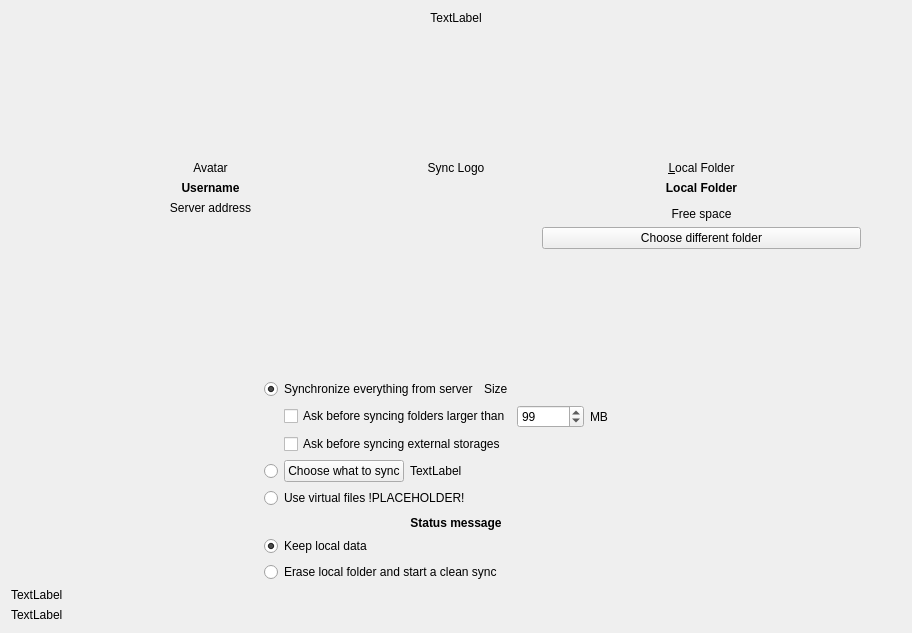
This is src/gui/wizard/owncloudadvancedsetuppage.ui in nextcloud/desktop as Qt 5 draws it before an edit. The edited form follows.
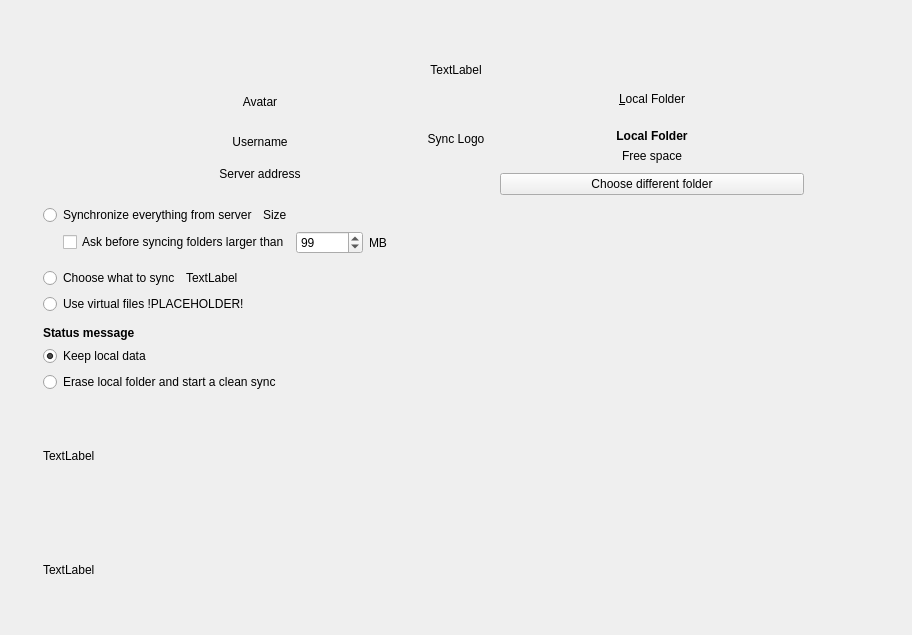
This is the edited form.

Patch:
```diff
--- a/src/gui/wizard/owncloudadvancedsetuppage.ui
+++ b/src/gui/wizard/owncloudadvancedsetuppage.ui
@@ -7,7 +7,7 @@
     <x>0</x>
     <y>0</y>
     <width>912</width>
-    <height>633</height>
+    <height>635</height>
    </rect>
   </property>
   <property name="sizePolicy">
@@ -19,14 +19,49 @@
   <property name="windowTitle">
    <string notr="true">Form</string>
   </property>
-  <layout class="QGridLayout" name="gridLayout_2">
-   <item row="0" column="0">
+  <layout class="QHBoxLayout" name="mainHBox">
+   <item>
+    <spacer name="leftHorizontalSpacer">
+     <property name="orientation">
+      <enum>Qt::Horizontal</enum>
+     </property>
+     <property name="sizeType">
+      <enum>QSizePolicy::Fixed</enum>
+     </property>
+     <property name="sizeHint" stdset="0">
+      <size>
+       <width>32</width>
+       <height>20</height>
+      </size>
+     </property>
+    </spacer>
+   </item>
+   <item>
     <layout class="QVBoxLayout" name="verticalLayout">
+     <item>
+      <spacer name="verticalSpacer_2">
+       <property name="orientation">
+        <enum>Qt::Vertical</enum>
+       </property>
+       <property name="sizeType">
+        <enum>QSizePolicy::Fixed</enum>
+       </property>
+       <property name="sizeHint" stdset="0">
+        <size>
+         <width>20</width>
+         <height>52</height>
+        </size>
+       </property>
+      </spacer>
+     </item>
      <item>
       <layout class="QHBoxLayout" name="resultLayout"/>
      </item>
      <item>
       <widget class="QLabel" name="topLabel">
+       <property name="enabled">
+        <bool>true</bool>
+       </property>
        <property name="sizePolicy">
         <sizepolicy hsizetype="Preferred" vsizetype="Fixed">
          <horstretch>0</horstretch>
@@ -48,12 +83,29 @@
       </widget>
      </item>
      <item>
-      <layout class="QGridLayout" name="locationsGridLayout" columnstretch="0,2,1,2,0">
+      <layout class="QHBoxLayout" name="topAreaHBox" stretch="4,1,4">
        <property name="sizeConstraint">
         <enum>QLayout::SetFixedSize</enum>
        </property>
-       <item row="1" column="1">
+       <property name="leftMargin">
+        <number>65</number>
+       </property>
+       <property name="rightMargin">
+        <number>65</number>
+       </property>
+       <item>
+        <layout class="QVBoxLayout" name="serverVBox">
+         <property name="sizeConstraint">
+          <enum>QLayout::SetFixedSize</enum>
+         </property>
+         <item>
         <widget class="QLabel" name="lServerIcon">
+           <property name="sizePolicy">
+            <sizepolicy hsizetype="Minimum" vsizetype="Maximum">
+             <horstretch>0</horstretch>
+             <verstretch>0</verstretch>
+            </sizepolicy>
+           </property>
          <property name="text">
           <string notr="true">Avatar</string>
          </property>
@@ -65,7 +117,97 @@
          </property>
         </widget>
        </item>
-       <item row="1" column="3">
+         <item>
+          <spacer>
+           <property name="orientation">
+            <enum>Qt::Vertical</enum>
+           </property>
+           <property name="sizeType">
+            <enum>QSizePolicy::Fixed</enum>
+           </property>
+           <property name="sizeHint" stdset="0">
+            <size>
+             <width>0</width>
+             <height>8</height>
+            </size>
+           </property>
+          </spacer>
+         </item>
+         <item>
+          <widget class="QLabel" name="userNameLabel">
+           <property name="sizePolicy">
+            <sizepolicy hsizetype="Minimum" vsizetype="Maximum">
+             <horstretch>0</horstretch>
+             <verstretch>0</verstretch>
+            </sizepolicy>
+           </property>
+           <property name="text">
+            <string>Username</string>
+           </property>
+           <property name="textFormat">
+            <enum>Qt::PlainText</enum>
+           </property>
+           <property name="alignment">
+            <set>Qt::AlignCenter</set>
+           </property>
+          </widget>
+         </item>
+         <item>
+          <widget class="QLabel" name="serverAddressLabel">
+           <property name="sizePolicy">
+            <sizepolicy hsizetype="Minimum" vsizetype="Maximum">
+             <horstretch>0</horstretch>
+             <verstretch>0</verstretch>
+            </sizepolicy>
+           </property>
+           <property name="text">
+            <string>Server address</string>
+           </property>
+           <property name="textFormat">
+            <enum>Qt::PlainText</enum>
+           </property>
+           <property name="alignment">
+            <set>Qt::AlignHCenter|Qt::AlignTop</set>
+           </property>
+           <property name="wordWrap">
+            <bool>true</bool>
+           </property>
+          </widget>
+         </item>
+        </layout>
+       </item>
+       <item>
+        <layout class="QVBoxLayout" name="arrowVBox">
+         <property name="sizeConstraint">
+          <enum>QLayout::SetFixedSize</enum>
+         </property>
+         <item>
+          <widget class="QLabel" name="syncLogoLabel">
+           <property name="sizePolicy">
+            <sizepolicy hsizetype="Minimum" vsizetype="Fixed">
+             <horstretch>0</horstretch>
+             <verstretch>0</verstretch>
+            </sizepolicy>
+           </property>
+           <property name="text">
+            <string>Sync Logo</string>
+           </property>
+           <property name="textFormat">
+            <enum>Qt::PlainText</enum>
+           </property>
+           <property name="alignment">
+            <set>Qt::AlignHCenter|Qt::AlignTop</set>
+           </property>
+          </widget>
+         </item>
+        </layout>
+       </item>
+       <item>
+        <layout class="QVBoxLayout" name="locationsVBox">
+         <property name="sizeConstraint">
+          <enum>QLayout::SetFixedSize</enum>
+         </property>
+         <item>
         <widget class="QLabel" name="lLocal">
          <property name="sizePolicy">
           <sizepolicy hsizetype="Minimum" vsizetype="Preferred">
@@ -73,6 +215,12 @@
            <verstretch>0</verstretch>
           </sizepolicy>
          </property>
+           <property name="minimumSize">
+            <size>
+             <width>0</width>
+             <height>32</height>
+            </size>
+           </property>
          <property name="text">
           <string>&amp;Local Folder</string>
          </property>
@@ -87,26 +235,30 @@
          </property>
         </widget>
        </item>
-       <item row="2" column="1">
-        <widget class="QLabel" name="userNameLabel">
-         <property name="font">
-          <font>
-           <bold>true</bold>
-          </font>
-         </property>
-         <property name="text">
-          <string>Username</string>
-         </property>
-         <property name="textFormat">
-          <enum>Qt::PlainText</enum>
-         </property>
-         <property name="alignment">
-          <set>Qt::AlignCenter</set>
-         </property>
-        </widget>
-       </item>
-       <item row="2" column="3">
+         <item>
+          <spacer>
+           <property name="orientation">
+            <enum>Qt::Vertical</enum>
+           </property>
+           <property name="sizeType">
+            <enum>QSizePolicy::Fixed</enum>
+           </property>
+           <property name="sizeHint" stdset="0">
+            <size>
+             <width>0</width>
+             <height>8</height>
+            </size>
+           </property>
+          </spacer>
+         </item>
+         <item>
         <widget class="QLabel" name="localFolderDescriptionLabel">
+           <property name="sizePolicy">
+            <sizepolicy hsizetype="Minimum" vsizetype="Fixed">
+             <horstretch>0</horstretch>
+             <verstretch>0</verstretch>
+            </sizepolicy>
+           </property>
          <property name="font">
           <font>
            <bold>true</bold>
@@ -123,26 +275,7 @@
          </property>
         </widget>
        </item>
-       <item row="5" column="3">
-        <widget class="QPushButton" name="pbSelectLocalFolder">
-         <property name="sizePolicy">
-          <sizepolicy hsizetype="Minimum" vsizetype="Fixed">
-           <horstretch>0</horstretch>
-           <verstretch>0</verstretch>
-          </sizepolicy>
-         </property>
-         <property name="text">
-          <string>Choose different folder</string>
-         </property>
-         <property name="autoDefault">
-          <bool>true</bool>
-         </property>
-         <property name="default">
-          <bool>false</bool>
-         </property>
-        </widget>
-       </item>
-       <item row="4" column="3">
+         <item>
         <widget class="QLabel" name="lFreeSpace">
          <property name="sizePolicy">
           <sizepolicy hsizetype="Minimum" vsizetype="Fixed">
@@ -164,142 +297,85 @@
          </property>
         </widget>
        </item>
-       <item row="0" column="4" rowspan="7">
-        <spacer name="horizontalSpacer_13">
-         <property name="orientation">
-          <enum>Qt::Horizontal</enum>
-         </property>
-         <property name="sizeHint" stdset="0">
+         <item>
+          <spacer name="buttonSpacer">
+           <property name="minimumSize">
           <size>
-           <width>40</width>
-           <height>20</height>
-          </size>
-         </property>
-        </spacer>
-       </item>
-       <item row="0" column="1" colspan="3">
-        <spacer name="verticalSpacer_3">
+             <width>0</width>
+             <height>4</height>
+            </size>
+           </property>
          <property name="orientation">
           <enum>Qt::Vertical</enum>
          </property>
          <property name="sizeType">
-          <enum>QSizePolicy::Expanding</enum>
+            <enum>QSizePolicy::Preferred</enum>
          </property>
          <property name="sizeHint" stdset="0">
           <size>
-           <width>20</width>
-           <height>40</height>
-          </size>
-         </property>
-        </spacer>
-       </item>
-       <item row="6" column="1" colspan="3">
-        <spacer name="verticalSpacer_5">
-         <property name="orientation">
-          <enum>Qt::Vertical</enum>
-         </property>
-         <property name="sizeType">
-          <enum>QSizePolicy::Expanding</enum>
-         </property>
-         <property name="sizeHint" stdset="0">
-          <size>
-           <width>20</width>
-           <height>40</height>
-          </size>
-         </property>
-        </spacer>
-       </item>
-       <item row="0" column="0" rowspan="7">
-        <spacer name="horizontalSpacer_12">
-         <property name="orientation">
-          <enum>Qt::Horizontal</enum>
-         </property>
-         <property name="sizeHint" stdset="0">
-          <size>
            <width>40</width>
-           <height>20</height>
+             <height>16</height>
           </size>
          </property>
         </spacer>
        </item>
-       <item row="3" column="1" rowspan="2">
-        <widget class="QLabel" name="serverAddressLabel">
+         <item>
+          <widget class="QPushButton" name="pbSelectLocalFolder">
+           <property name="sizePolicy">
+            <sizepolicy hsizetype="Minimum" vsizetype="Minimum">
+             <horstretch>0</horstretch>
+             <verstretch>0</verstretch>
+            </sizepolicy>
+           </property>
          <property name="text">
-          <string>Server address</string>
-         </property>
-         <property name="textFormat">
-          <enum>Qt::PlainText</enum>
-         </property>
-         <property name="alignment">
-          <set>Qt::AlignHCenter|Qt::AlignTop</set>
-         </property>
-         <property name="wordWrap">
+            <string>Choose different folder</string>
+           </property>
+           <property name="autoDefault">
           <bool>true</bool>
          </property>
-        </widget>
-       </item>
-       <item row="1" column="2">
-        <widget class="QLabel" name="syncLogoLabel">
-         <property name="text">
-          <string>Sync Logo</string>
-         </property>
-         <property name="textFormat">
-          <enum>Qt::PlainText</enum>
-         </property>
-         <property name="alignment">
-          <set>Qt::AlignCenter</set>
-         </property>
+           <property name="default">
+            <bool>false</bool>
+           </property>
         </widget>
        </item>
       </layout>
      </item>
+      </layout>
+     </item>
      <item>
-      <layout class="QHBoxLayout" name="horizontalLayout_2">
-       <property name="sizeConstraint">
-        <enum>QLayout::SetMinimumSize</enum>
+      <spacer name="verticalSpacer">
+       <property name="minimumSize">
+        <size>
+         <width>0</width>
+         <height>4</height>
+        </size>
        </property>
-       <property name="topMargin">
-        <number>0</number>
-       </property>
-       <property name="bottomMargin">
-        <number>0</number>
-       </property>
-       <item>
-        <spacer name="horizontalSpacer_14">
          <property name="orientation">
-          <enum>Qt::Horizontal</enum>
+        <enum>Qt::Vertical</enum>
+       </property>
+       <property name="sizeType">
+        <enum>QSizePolicy::Fixed</enum>
          </property>
          <property name="sizeHint" stdset="0">
           <size>
-           <width>40</width>
-           <height>20</height>
+         <width>0</width>
+         <height>32</height>
           </size>
          </property>
         </spacer>
        </item>
-       <item>
-        <layout class="QVBoxLayout" name="verticalLayout_7">
-         <property name="rightMargin">
-          <number>0</number>
-         </property>
-         <property name="bottomMargin">
-          <number>0</number>
-         </property>
          <item>
           <layout class="QVBoxLayout" name="wSyncStrategy">
-           <property name="topMargin">
-            <number>0</number>
-           </property>
-           <property name="bottomMargin">
-            <number>0</number>
-           </property>
            <item>
-            <layout class="QHBoxLayout" name="horizontalLayout_5">
-             <property name="topMargin">
-              <number>0</number>
-             </property>
+        <layout class="QHBoxLayout" name="wSyncStrategySynchronizeEverything">
              <item>
               <widget class="QRadioButton" name="rSyncEverything">
+           <property name="sizePolicy">
+            <sizepolicy hsizetype="Minimum" vsizetype="Minimum">
+             <horstretch>0</horstretch>
+             <verstretch>0</verstretch>
+            </sizepolicy>
+           </property>
                <property name="text">
                 <string>Synchronize everything from server</string>
                </property>
@@ -335,9 +411,6 @@
            </item>
            <item>
             <layout class="QHBoxLayout" name="horizontalLayout_6">
-             <property name="topMargin">
-              <number>0</number>
-             </property>
              <item>
               <spacer name="horizontalSpacer_8">
                <property name="orientation">
@@ -405,53 +478,24 @@
              </item>
             </layout>
            </item>
-           <item>
+       <!-- <item>
             <layout class="QHBoxLayout" name="horizontalLayout_8">
-             <property name="topMargin">
-              <number>0</number>
-             </property>
-             <item>
-              <spacer name="horizontalSpacer_9">
-               <property name="orientation">
-                <enum>Qt::Horizontal</enum>
-               </property>
-               <property name="sizeType">
-                <enum>QSizePolicy::Minimum</enum>
-               </property>
-               <property name="sizeHint" stdset="0">
-                <size>
-                 <width>20</width>
-                 <height>20</height>
-                </size>
-               </property>
-              </spacer>
-             </item>
              <item>
               <widget class="QCheckBox" name="confCheckBoxExternal">
                <property name="text">
                 <string>Ask before syncing external storages</string>
                </property>
-              </widget>
-             </item>
-             <item>
-              <spacer name="horizontalSpacer_10">
-               <property name="orientation">
-                <enum>Qt::Horizontal</enum>
-               </property>
-               <property name="sizeHint" stdset="0">
-                <size>
-                 <width>40</width>
-                 <height>20</height>
-                </size>
-               </property>
-              </spacer>
-             </item>
-            </layout>
-           </item>
+           <property name="leftMargin" stdset="0">
+            <number>32</number>
+           </property>
+          </widget>
+         </item>
+        </layout>
+       </item> -->
            <item>
             <layout class="QHBoxLayout" name="horizontalLayout_10">
              <property name="topMargin">
-              <number>0</number>
+          <number>8</number>
              </property>
              <item>
               <widget class="QRadioButton" name="rSelectiveSync">
@@ -462,22 +506,9 @@
                 </sizepolicy>
                </property>
                <property name="text">
-                <string/>
-               </property>
-               <property name="checkable">
-                <bool>false</bool>
-               </property>
-              </widget>
-             </item>
-             <item>
-              <widget class="QPushButton" name="bSelectiveSync">
-               <property name="text">
                 <string>Choose what to sync</string>
                </property>
-               <property name="autoDefault">
-                <bool>true</bool>
-               </property>
-               <property name="default">
+           <property name="checkable">
                 <bool>false</bool>
                </property>
               </widget>
@@ -543,14 +574,29 @@
           </layout>
          </item>
          <item>
-          <widget class="QWidget" name="resolutionWidget" native="true">
-           <property name="sizePolicy">
-            <sizepolicy hsizetype="Minimum" vsizetype="Minimum">
-             <horstretch>0</horstretch>
-             <verstretch>0</verstretch>
-            </sizepolicy>
-           </property>
-           <layout class="QVBoxLayout" name="resolutionWidgetLayout" stretch="0,0,0">
+      <spacer>
+       <property name="minimumSize">
+        <size>
+         <width>0</width>
+         <height>4</height>
+        </size>
+       </property>
+       <property name="orientation">
+        <enum>Qt::Vertical</enum>
+       </property>
+       <property name="sizeType">
+        <enum>QSizePolicy::Fixed</enum>
+       </property>
+       <property name="sizeHint" stdset="0">
+        <size>
+         <width>0</width>
+         <height>16</height>
+        </size>
+       </property>
+      </spacer>
+     </item>
+     <item>
+      <layout class="QVBoxLayout" name="resolutionWidgetLayout">
             <property name="spacing">
              <number>6</number>
             </property>
@@ -593,10 +639,10 @@
                <enum>Qt::AutoText</enum>
               </property>
               <property name="alignment">
-               <set>Qt::AlignCenter</set>
+          <set>Qt::AlignLeading</set>
               </property>
               <property name="wordWrap">
-               <bool>false</bool>
+          <bool>true</bool>
               </property>
              </widget>
             </item>
@@ -636,24 +682,28 @@
              </widget>
             </item>
            </layout>
-          </widget>
-         </item>
-        </layout>
        </item>
        <item>
-        <spacer name="horizontalSpacer_15">
+      <spacer>
+       <property name="minimumSize">
+        <size>
+         <width>0</width>
+         <height>4</height>
+        </size>
+       </property>
          <property name="orientation">
-          <enum>Qt::Horizontal</enum>
+        <enum>Qt::Vertical</enum>
+       </property>
+       <property name="sizeType">
+        <enum>QSizePolicy::Preferred</enum>
          </property>
          <property name="sizeHint" stdset="0">
           <size>
-           <width>40</width>
-           <height>20</height>
+         <width>0</width>
+         <height>16</height>
           </size>
          </property>
         </spacer>
-       </item>
-      </layout>
      </item>
      <item>
       <widget class="QLabel" name="errorLabel">
@@ -677,6 +727,22 @@
      </item>
     </layout>
    </item>
+   <item>
+    <spacer name="rightHorizontalSpacer">
+     <property name="orientation">
+      <enum>Qt::Horizontal</enum>
+     </property>
+     <property name="sizeType">
+      <enum>QSizePolicy::Fixed</enum>
+     </property>
+     <property name="sizeHint" stdset="0">
+      <size>
+       <width>32</width>
+       <height>20</height>
+      </size>
+     </property>
+    </spacer>
+   </item>
   </layout>
  </widget>
  <resources/>
```
Left out of the diff: 4 changed lines with no effect on the pictures. Lines whose indentation alone changed are shown as unchanged.
